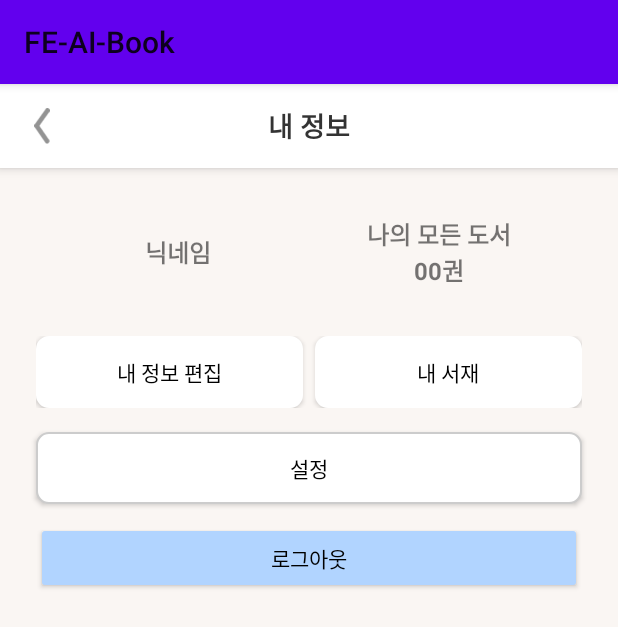
After one commit to AI-Book-Organizer-Team/FE-AI-Book, an Android app: the UserInfoActivity screen opened directly, with no data from a screen before it, on a phone screen of 412 x 824 dp. The commit adds this screen. Shown: the top 627 px of the screen. Run offline under Robolectric (Android 15) with nearby library versions, the phone set to English and light mode, and no system bars.

Commit message:
User info page

```diff
--- a/app/src/main/AndroidManifest.xml
+++ b/app/src/main/AndroidManifest.xml
@@ -27,6 +27,14 @@
                 <category android:name="android.intent.category.LAUNCHER" />
             </intent-filter>
         </activity>
+        <activity
+            android:name=".UserInfoActivity"
+            android:exported="true">   <!-- ← 이 속성 추가 -->
+            <intent-filter>
+                <action android:name="android.intent.action.MAIN" />
+                <category android:name="android.intent.category.LAUNCHER" />
+            </intent-filter>
+        </activity>
     </application>
 
 </manifest>
--- a/app/src/main/java/com/example/fe_ai_book/MainActivity.java
+++ b/app/src/main/java/com/example/fe_ai_book/MainActivity.java
@@ -14,7 +14,8 @@ public class MainActivity extends AppCompatActivity {
         super.onCreate(savedInstanceState);
         setContentView(R.layout.activity_main);
 
-        Button signup = (Button) findViewById(R.id.signup_view);
+        Button signup = findViewById(R.id.signup_view);
+        Button userInfo = findViewById(R.id.btn_user_info);  // ← 추가된 부분
 
         signup.setOnClickListener(new View.OnClickListener() {
             @Override
@@ -23,5 +24,13 @@ public class MainActivity extends AppCompatActivity {
                 startActivity(intent);
             }
         });
+
+        userInfo.setOnClickListener(new View.OnClickListener() {  // ← 추가된 부분
+            @Override
+            public void onClick(View v) {
+                Intent intent = new Intent(getApplicationContext(), UserInfoActivity.class);
+                startActivity(intent);
+            }
+        });
     }
 }
--- /dev/null
+++ b/app/src/main/java/com/example/fe_ai_book/UserInfoActivity.java
@@ -0,0 +1,47 @@
+package com.example.fe_ai_book;
+
+import android.os.Bundle;
+import android.view.View;
+import android.widget.ImageView;
+import androidx.appcompat.app.AppCompatActivity;
+import android.widget.Button;
+import android.content.SharedPreferences;
+import android.content.Intent;
+
+
+public class UserInfoActivity extends AppCompatActivity {
+
+    @Override
+    protected void onCreate(Bundle savedInstanceState) {
+        super.onCreate(savedInstanceState);
+        setContentView(R.layout.user_info);
+
+        ImageView btnBack = findViewById(R.id.btn_back);
+        btnBack.setOnClickListener(new View.OnClickListener() {
+            @Override
+            public void onClick(View view) {
+                finish();
+            }
+        });
+
+//        Button logout = findViewById(R.id.btn_logout);
+//        logout.setOnClickListener(new View.OnClickListener() {
+//            @Override
+//            public void onClick(View v) {
+//                // 자동 로그인 정보 삭제
+//                SharedPreferences prefs = getSharedPreferences("autoLogin", MODE_PRIVATE);
+//                SharedPreferences.Editor editor = prefs.edit();
+//                editor.clear();  // or editor.remove("key")
+//                editor.apply();
+//
+//                // 로그인 화면으로 이동
+//                Intent intent = new Intent(UserInfoActivity.this, LoginActivity.class);
+//                intent.setFlags(Intent.FLAG_ACTIVITY_NEW_TASK | Intent.FLAG_ACTIVITY_CLEAR_TASK);
+//                startActivity(intent);
+//
+//                // 현재 액티비티 종료
+//                finish();
+//            }
+//        });
+    }
+}
--- /dev/null
+++ b/app/src/main/res/drawable/btn_outline.xml
@@ -0,0 +1,5 @@
+<shape xmlns:android="http://schemas.android.com/apk/res/android" android:shape="rectangle">
+    <solid android:color="@android:color/white"/>
+    <stroke android:width="1dp" android:color="#CCCCCC"/>
+    <corners android:radius="8dp"/>
+</shape>
--- a/app/src/main/res/layout/activity_main.xml
+++ b/app/src/main/res/layout/activity_main.xml
@@ -4,21 +4,28 @@
     xmlns:tools="http://schemas.android.com/tools"
     android:layout_width="match_parent"
     android:layout_height="match_parent"
+    android:orientation="vertical"
+    android:paddingTop="48dp"
+    android:gravity="center"
     tools:context=".MainActivity">
 
 <TextView
 android:layout_width="wrap_content"
 android:layout_height="wrap_content"
-        android:text="메인화면"
-        app:layout_constraintBottom_toBottomOf="parent"
-        app:layout_constraintLeft_toLeftOf="parent"
-        app:layout_constraintRight_toRightOf="parent"
-        app:layout_constraintTop_toTopOf="parent" />
+android:text="메인화면" />
 
 <Button
+android:id="@+id/signup_view"
 android:layout_width="wrap_content"
 android:layout_height="wrap_content"
 android:text="회원가입"
-        android:id="@+id/signup_view"/>
+android:layout_marginTop="16dp" />
+
+<Button
+android:id="@+id/btn_user_info"
+android:layout_width="wrap_content"
+android:layout_height="wrap_content"
+android:text="내 정보 보기"
+android:layout_marginTop="16dp" /> <!-- 추가된 버튼 -->
 
     </LinearLayout>
--- /dev/null
+++ b/app/src/main/res/layout/user_info.xml
@@ -0,0 +1,118 @@
+<?xml version="1.0" encoding="utf-8"?>
+<LinearLayout xmlns:android="http://schemas.android.com/apk/res/android"
+    android:orientation="vertical"
+    android:layout_width="match_parent"
+    android:layout_height="match_parent"
+    android:background="#FAF6F3">
+
+    <!-- 상단 바 -->
+    <RelativeLayout
+        android:layout_width="match_parent"
+        android:layout_height="56dp"
+        android:paddingStart="16dp"
+        android:paddingEnd="16dp"
+        android:background="@android:color/white"
+        android:elevation="4dp">
+
+        <ImageView
+            android:id="@+id/btn_back"
+            android:layout_width="24dp"
+            android:layout_height="24dp"
+            android:layout_centerVertical="true"
+            android:src="@drawable/ic_arrow_back" />
+
+        <TextView
+            android:id="@+id/tv_title"
+            android:layout_width="wrap_content"
+            android:layout_height="wrap_content"
+            android:text="내 정보"
+            android:textSize="18sp"
+            android:textStyle="bold"
+            android:layout_centerInParent="true"
+            android:textColor="#333333" />
+    </RelativeLayout>
+
+    <!-- 닉네임 및 책 수 -->
+    <LinearLayout
+        android:layout_width="match_parent"
+        android:layout_height="wrap_content"
+        android:orientation="horizontal"
+        android:gravity="center"
+        android:layout_marginTop="32dp"
+        android:paddingHorizontal="32dp">
+
+        <TextView
+            android:layout_width="0dp"
+            android:layout_height="wrap_content"
+            android:layout_weight="1"
+            android:text="닉네임"
+            android:textSize="16sp"
+            android:textStyle="bold"
+            android:gravity="center" />
+
+        <TextView
+            android:layout_width="0dp"
+            android:layout_height="wrap_content"
+            android:layout_weight="1"
+            android:text="나의 모든 도서\n00권"
+            android:textSize="16sp"
+            android:textStyle="bold"
+            android:gravity="center" />
+    </LinearLayout>
+
+    <!-- 버튼: 내 정보 편집 & 내 서재 -->
+    <LinearLayout
+        android:layout_width="match_parent"
+        android:layout_height="wrap_content"
+        android:orientation="horizontal"
+        android:gravity="center"
+        android:layout_marginTop="32dp"
+        android:paddingHorizontal="24dp">
+
+        <Button
+            android:id="@+id/btn_edit_info"
+            android:layout_width="0dp"
+            android:layout_height="48dp"
+            android:layout_weight="1"
+            android:text="내 정보 편집"
+            android:backgroundTint="@android:color/white"
+            android:textColor="#000000"
+            android:background="@drawable/btn_outline" />
+
+        <View
+            android:layout_width="8dp"
+            android:layout_height="match_parent" />
+
+        <Button
+            android:id="@+id/btn_my_library"
+            android:layout_width="0dp"
+            android:layout_height="48dp"
+            android:layout_weight="1"
+            android:text="내 서재"
+            android:backgroundTint="@android:color/white"
+            android:textColor="#000000"
+            android:background="@drawable/btn_outline" />
+    </LinearLayout>
+
+    <!-- 버튼: 설정 -->
+    <Button
+        android:id="@+id/btn_settings"
+        android:layout_width="match_parent"
+        android:layout_height="48dp"
+        android:text="설정"
+        android:layout_marginTop="16dp"
+        android:layout_marginHorizontal="24dp"
+        android:textColor="#000000"
+        android:background="@drawable/btn_outline" />
+
+    <!-- 버튼: 로그아웃 -->
+    <Button
+        android:id="@+id/btn_logout"
+        android:layout_width="match_parent"
+        android:layout_height="48dp"
+        android:text="로그아웃"
+        android:layout_marginTop="12dp"
+        android:layout_marginHorizontal="24dp"
+        android:textColor="#000000"
+        android:backgroundTint="#B1D4FF" />
+</LinearLayout>
--- a/settings.gradle
+++ b/settings.gradle
@@ -14,4 +14,4 @@ dependencyResolutionManagement {
     }
 }
 rootProject.name = "FE-AI-Book"
-include ':bookog'
+include ':app'
```
Also changed, not shown: app/src/main/res/drawable/ic_arrow_back.png (added). Lines whose indentation alone changed are shown as unchanged.
